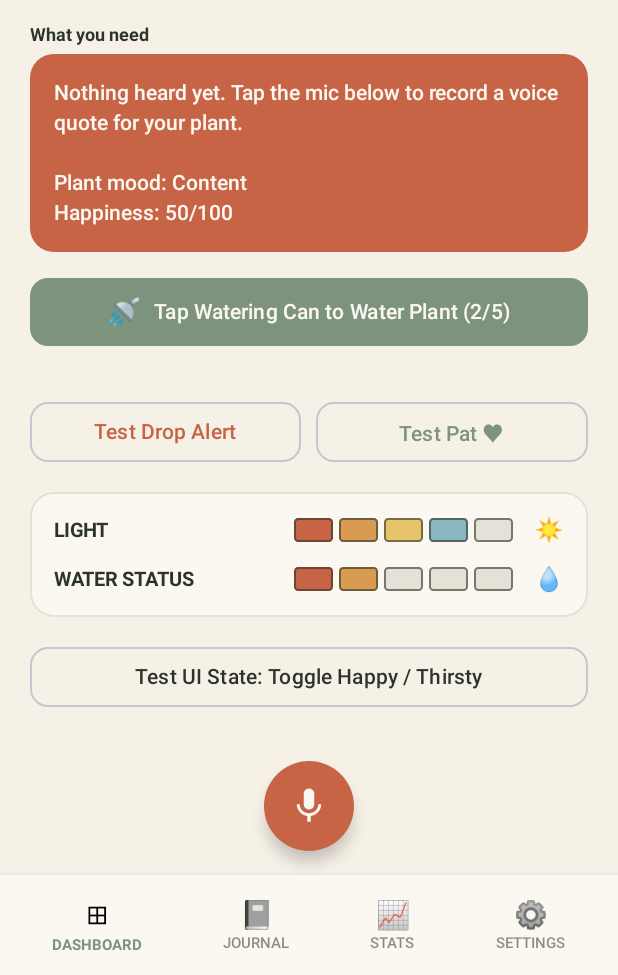
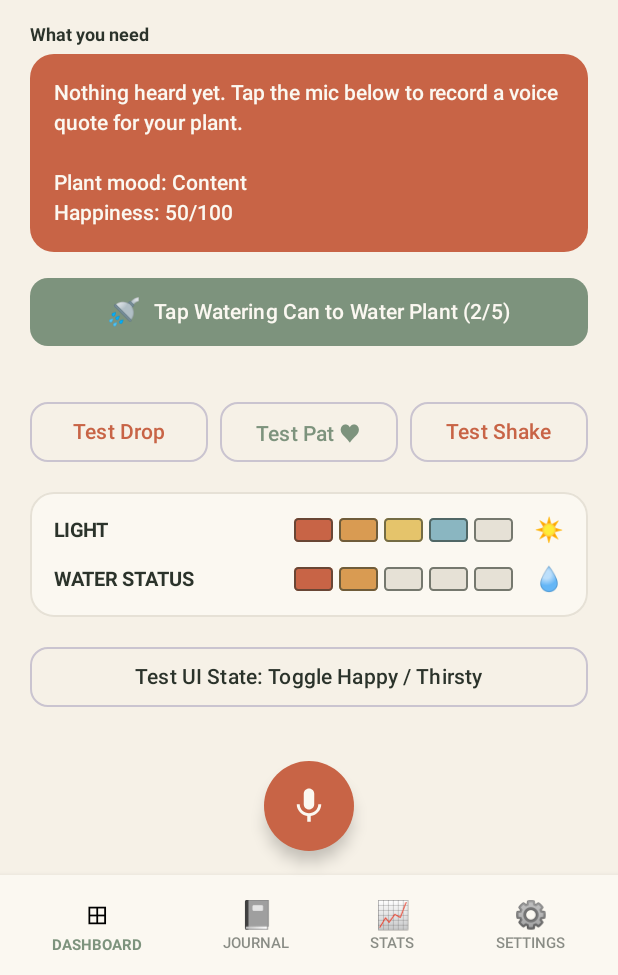
Before and after one commit to noorulhakeema/AuraPlant, an Android app built with Jetpack Compose: the screen it shows after launch (MainActivity), scrolled down 315 dp, on a phone screen of 412 x 824 dp, the part 261-1236 px from its top. Run offline under Robolectric (Android 15) with nearby library versions, the phone set to English and light mode, and no system bars; 3 statements that could not run were skipped.

Commit message:
shake test and feature

```diff
--- a/andriod app/app/src/main/java/com/example/auraplantapp/MainActivity.kt
+++ b/andriod app/app/src/main/java/com/example/auraplantapp/MainActivity.kt
@@ -109,7 +109,8 @@ import java.time.LocalDate
 enum class PlantInteractionEvent {
     NONE,
     DROPPED,
-    PATTED
+    PATTED,
+    SHAKEN
 }
 
 class MainActivity : ComponentActivity() {
@@ -320,9 +321,12 @@ fun AuraPlantRootScreen() {
         interactionAlertMessage = null
     }
 
-// Automatically clear the pat animation after 2.4 seconds
+// Automatically clear pat and shake animations
     LaunchedEffect(activeInteraction) {
-        if (activeInteraction == PlantInteractionEvent.PATTED) {
+
+        when (activeInteraction) {
+
+            PlantInteractionEvent.PATTED -> {
                 delay(2400)
 
                 if (activeInteraction == PlantInteractionEvent.PATTED) {
@@ -330,8 +334,19 @@ fun AuraPlantRootScreen() {
                     interactionAlertMessage = null
                 }
             }
-    }
-
+
+            PlantInteractionEvent.SHAKEN -> {
+                delay(3000)
+
+                if (activeInteraction == PlantInteractionEvent.SHAKEN) {
+                    activeInteraction = PlantInteractionEvent.NONE
+                    interactionAlertMessage = null
+                }
+            }
+
+            else -> Unit
+        }
+    }
     // Handle drop and pat events from BLE
     fun handleHardwareInteraction(event: String) {
         when (event.trim().uppercase()) {
@@ -366,6 +381,25 @@ fun AuraPlantRootScreen() {
                 activeInteraction = PlantInteractionEvent.PATTED
                 currentMood = PlantMood.HAPPY
                 interactionAlertMessage = "pat pat"
+            }
+
+            "SHAKE", "SHAKEN" -> {
+
+                activeInteraction = PlantInteractionEvent.SHAKEN
+
+                currentMood = PlantMood.SAD
+
+                interactionAlertMessage = "Please don't shake me!"
+
+                if (currentNotificationsEnabled) {
+                    AuraNotificationHelper.sendAlert(
+                        context = context,
+                        title = "AuraPlant Alert!",
+                        message = "Please don't shake me!"
+                    )
+                }
+
+                Log.d("AuraPlant BLE", "Plant is being shaken!")
             }
         }
     }
@@ -957,6 +991,10 @@ fun AuraPlantRootScreen() {
                     interactionAlertMessage = interactionAlertMessage,
                     onSimulateDrop = { handleHardwareInteraction("DROP") },
                     onSimulatePat = { handleHardwareInteraction("PAT") },
+                    // NEW SHAKE BUTTON
+                    onSimulateShake = {
+                        handleHardwareInteraction("SHAKE")
+                    },
                     onDismissAlert = { clearInteractionAlert() },
 
                     onConnectToPlant = {
@@ -1106,7 +1144,8 @@ fun DashboardTabContent(
     interactionAlertMessage: String? = null,
     onDismissAlert: () -> Unit = {},
     onSimulateDrop: () -> Unit = {},
-    onSimulatePat: () -> Unit = {}
+    onSimulatePat: () -> Unit = {},
+    onSimulateShake: () -> Unit = {}
 ) {
 
     Column(
@@ -1167,16 +1206,52 @@ fun DashboardTabContent(
                 }
             }
 
+
             Box(
                 modifier = Modifier.fillMaxWidth(),
                 contentAlignment = Alignment.TopCenter
             ) {
+
+                val shakeTransition = rememberInfiniteTransition(
+                    label = "tinyScreenShake"
+                )
+
+                val screenShakeOffset by shakeTransition.animateFloat(
+                    initialValue = -5f,
+                    targetValue = 5f,
+                    animationSpec = infiniteRepeatable(
+                        animation = tween(durationMillis = 70),
+                        repeatMode = RepeatMode.Reverse
+                    ),
+                    label = "screenShakeOffset"
+                )
+
+                // Shake the TinyScreen only when the plant is shaken
+                Box(
+                    modifier = Modifier.offset(
+                        x = if (activeInteraction == PlantInteractionEvent.SHAKEN) {
+                            screenShakeOffset.dp
+                        } else {
+                            0.dp
+                        }
+                    )
+                ) {
                     TinyScreenFace(mood = currentMood)
+                }
+
+                // Existing pat animation
                 PatHeartAnimationOverlay(
                     visible = activeInteraction == PlantInteractionEvent.PATTED,
-                    modifier = Modifier.offset(y = (105).dp)
-                )
-            }
+                    modifier = Modifier.offset(y = 105.dp)
+                )
+
+                // New shake warning
+                ShakeWarningAnimation(
+                    visible = activeInteraction == PlantInteractionEvent.SHAKEN,
+                    modifier = Modifier.offset(y = 105.dp)
+                )
+            }
+
         }
 
 
@@ -1278,26 +1353,50 @@ fun DashboardTabContent(
                 }
             }
 
-            // Quick test buttons for Drop alert & Pat animation
+            // Quick test buttons for Drop alert & Pat animation & SHAKE
+
             Row(
                 modifier = Modifier.fillMaxWidth(),
-                horizontalArrangement = Arrangement.spacedBy(10.dp)
-            ) {
+                horizontalArrangement = Arrangement.spacedBy(8.dp)
+            ) {
+
                 OutlinedButton(
                     onClick = onSimulateDrop,
                     modifier = Modifier.weight(1f),
                     shape = RoundedCornerShape(12.dp)
                 ) {
-                    Text("Test Drop Alert", color = BarRed, fontWeight = FontWeight.SemiBold)
-                }
+                    Text(
+                        "Test Drop",
+                        color = BarRed,
+                        fontWeight = FontWeight.SemiBold
+                    )
+                }
+
                 OutlinedButton(
                     onClick = onSimulatePat,
                     modifier = Modifier.weight(1f),
                     shape = RoundedCornerShape(12.dp)
                 ) {
-                    Text("Test Pat ♥", color = SageHeader, fontWeight = FontWeight.SemiBold)
-                }
-            }
+                    Text(
+                        "Test Pat ♥",
+                        color = SageHeader,
+                        fontWeight = FontWeight.SemiBold
+                    )
+                }
+
+                OutlinedButton(
+                    onClick = onSimulateShake,
+                    modifier = Modifier.weight(1f),
+                    shape = RoundedCornerShape(12.dp)
+                ) {
+                    Text(
+                        "Test Shake",
+                        color = BarRed,
+                        fontWeight = FontWeight.SemiBold
+                    )
+                }
+            }
+
 
             // Water and light status
             StatusMetersCard(
@@ -1472,6 +1571,52 @@ fun PatHeartAnimationOverlay(
         }
     }
 }
+
+//SHAKE ANIMATION
+@Composable
+fun ShakeWarningAnimation(
+    visible: Boolean,
+    modifier: Modifier = Modifier
+) {
+    val infiniteTransition = rememberInfiniteTransition(
+        label = "shakeTransition"
+    )
+
+    val shakeOffset by infiniteTransition.animateFloat(
+        initialValue = -7f,
+        targetValue = 7f,
+        animationSpec = infiniteRepeatable(
+            animation = tween(durationMillis = 65),
+            repeatMode = RepeatMode.Reverse
+        ),
+        label = "shakeOffset"
+    )
+
+    AnimatedVisibility(
+        visible = visible,
+        enter = fadeIn(tween(200)),
+        exit = fadeOut(tween(300)),
+        modifier = modifier
+    ) {
+        Text(
+            text = "Please don't shake me!",
+            fontSize = 15.sp,
+            fontWeight = FontWeight.Bold,
+            color = BarRed,
+            modifier = Modifier
+                .offset(x = shakeOffset.dp)
+                .background(
+                    color = CardSurface,
+                    shape = RoundedCornerShape(20.dp)
+                )
+                .padding(
+                    horizontal = 14.dp,
+                    vertical = 9.dp
+                )
+        )
+    }
+}
+
 
 
 
```
Lines whose indentation alone changed are shown as unchanged.
